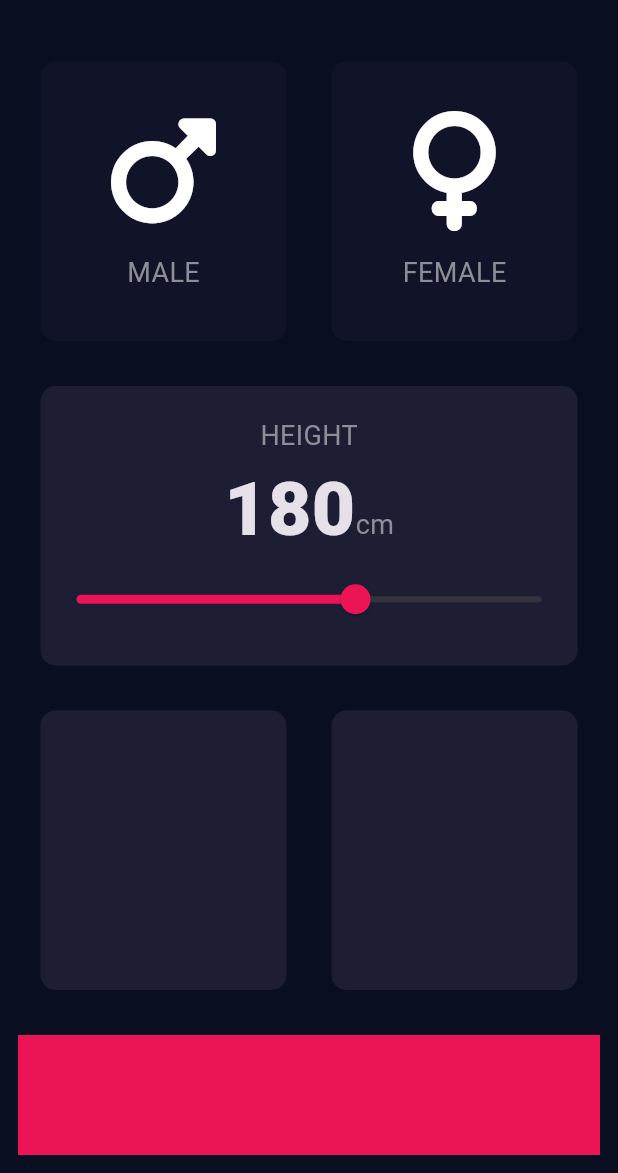
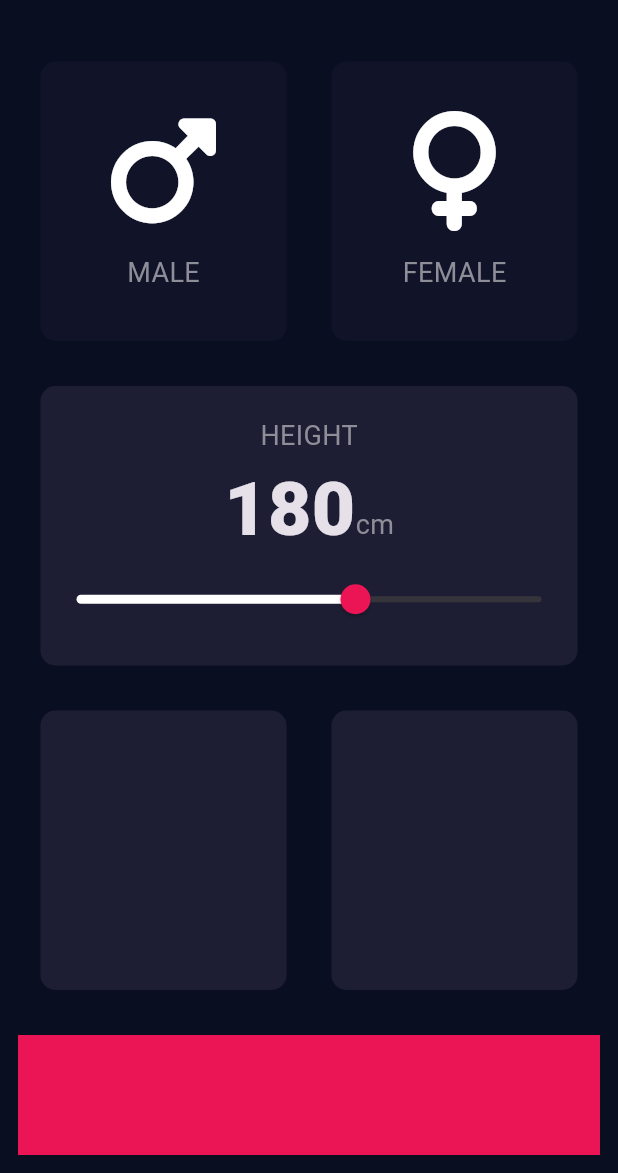
Before and after one commit to avibega23/bmicalculator, a Flutter app: the screen it shows after launch, on a phone screen of 412 x 824 dp, the part 63-1236 px from its top. Run offline on Flutter 3.47's test engine with Material 3 defaults, Android fonts, the phone set to English and light mode, and no system bars; our stand-ins replace font_awesome_flutter.

Commit message:
updated slider class

```diff
--- a/lib/input_page.dart
+++ b/lib/input_page.dart
@@ -94,9 +94,11 @@ class _InputPageState extends State<InputPage> {
                     ),
                     Slider(
                       value: height.toDouble(),
+                      thumbColor: kBottomContainerColor,
+
                       min: 120.0,
                       max: 220.0,
-                      activeColor: kBottomContainerColor,
+                      activeColor: Colors.white,
                       onChanged: (double value) {
                         setState(
                           () {
```
